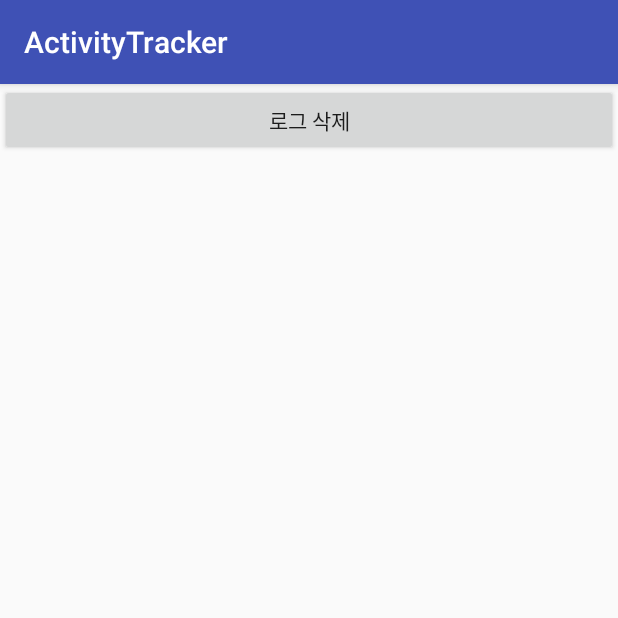
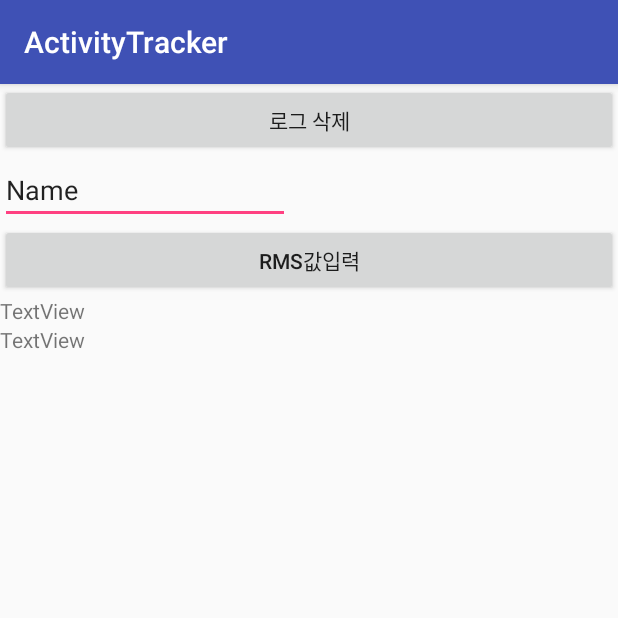
Before and after one commit to bombomb2/ActivityTracker, an Android app: the screen it shows after launch (MainActivity), on a phone screen of 412 x 824 dp, the top half of it. Run offline under Robolectric (Android 15) with nearby library versions, the phone set to English and light mode, and no system bars; pictures from the network do not load.

Commit message:
4.5
움직임 판단후 스텝 시작

```diff
--- a/app/build.gradle
+++ b/app/build.gradle
@@ -4,7 +4,7 @@ android {
     compileSdkVersion 26
     defaultConfig {
         applicationId "com.dasom.activitytracker"
-        minSdkVersion 15
+        minSdkVersion 19
         targetSdkVersion 26
         versionCode 1
         versionName "1.0"
--- a/app/src/main/AndroidManifest.xml
+++ b/app/src/main/AndroidManifest.xml
@@ -27,6 +27,11 @@
             android:name=".IndoorService"
             android:enabled="true"
             android:exported="true"></service>
+        <service
+            android:name=".HSMonitor"></service>
+        <service
+            android:name=".StepCount"></service>
+
     </application>
 
 </manifest>
--- a/app/src/main/java/com/dasom/activitytracker/MainActivity.java
+++ b/app/src/main/java/com/dasom/activitytracker/MainActivity.java
@@ -20,24 +20,53 @@ import android.widget.Button;
 import android.widget.TextView;
 
 public class MainActivity extends AppCompatActivity implements LocationListener {
+    private static final String BROADCAST_ACTION_ACTIVITY = "kr.ac.koreatech.msp.hslocationtracking";
     LocationManager locManager;
     ProximityReceiver receiver_proximity;
     boolean isPermitted = false;
     final int MY_PERMISSIONS_REQUEST = 1;
     Location_out[] location = new Location_out[2];
-    TextView tv_content;
+    TextView tv_content,movingText,step;
     WifiManager wifiManager;
     BroadcastReceiver receiver_text;
     TextFileManager textFileManager;
+    int total_steps;
+    private int steps;
+    StepMonitor moving_check;
+    Intent step_count;
+    private BroadcastReceiver MyStepReceiver = new BroadcastReceiver() {
+        @Override
+        public void onReceive(Context context, Intent intent) {
 
+            if(intent.getAction().equals("kr.ac.koreatech.msp.stepmonitor")) {
+                steps = intent.getIntExtra("steps", 0);
+                total_steps +=steps;
+               step.setText("steps: " + total_steps);
+            }
+            else if(intent.getAction().equals(BROADCAST_ACTION_ACTIVITY)) {
+                boolean moving = intent.getBooleanExtra("moving", false);
+                if(moving) {
+                    movingText.setText("Moving");
+                    startService(step_count);
+                } else {
+                    movingText.setText("NOT Moving");
+                    stopService(step_count);
+                }
+
+            }
+        }
+    };
 
     @Override
     protected void onCreate(Bundle savedInstanceState) {
         super.onCreate(savedInstanceState);
         setContentView(R.layout.activity_main);
+        step_count = new Intent(this , StepCount.class);
         requestRuntimePermission();
-
+        moving_check =  new StepMonitor(getApplicationContext());
         tv_content = (TextView)findViewById(R.id.tv_content);
+        movingText = (TextView)findViewById(R.id.isMoving);
+        step =  (TextView)findViewById(R.id.step);
         Button btn_remove = (Button)findViewById(R.id.btn_remove);
         btn_remove.setOnClickListener(new View.OnClickListener() {
             @Override
@@ -46,7 +75,9 @@ public class MainActivity extends AppCompatActivity implements LocationListener
                 tv_content.setText(textFileManager.load());
             }
         });
-
+        IntentFilter intentFilter = new IntentFilter(BROADCAST_ACTION_ACTIVITY);
+        intentFilter.addAction("kr.ac.koreatech.msp.stepmonitor");
+        registerReceiver(MyStepReceiver, intentFilter);
         textFileManager = new TextFileManager();
 
         locManager = (LocationManager) getSystemService(Context.LOCATION_SERVICE);
--- /dev/null
+++ b/app/src/main/java/com/dasom/activitytracker/StepMonitor.java
@@ -0,0 +1,106 @@
+package com.dasom.activitytracker;
+
+
+
+import android.content.Context;
+import android.hardware.Sensor;
+import android.hardware.SensorEvent;
+import android.hardware.SensorEventListener;
+import android.hardware.SensorManager;
+import android.util.Log;
+
+
+public class StepMonitor implements SensorEventListener {
+    private static final String LOGTAG = "HS_Location_Tracking";
+
+    private Context context;
+    private SensorManager mSensorManager;
+    private Sensor mLinear;
+
+    // 움직임 여부를 나타내는 bool 변수: true이면 움직임, false이면 안 움직임
+    private boolean isMoving;
+
+    // onStart() 호출 이후 onStop() 호출될 때까지 센서 데이터 업데이트 횟수를 저장하는 변수
+    private int sensingCount;
+
+    // 센서 데이터 업데이트 중 움직임으로 판단된 횟수를 저장하는 변수
+    private int movementCount;
+
+    // 움직임 여부를 판단하기 위한 3축 가속도 데이터의 RMS 값의 기준 문턱값
+    private static final double RMS_THRESHOLD = 1.0;
+
+    public StepMonitor(Context context) {
+        this.context = context;
+
+        mSensorManager = (SensorManager)context.getSystemService(Context.SENSOR_SERVICE);
+        mLinear = mSensorManager.getDefaultSensor(Sensor.TYPE_LINEAR_ACCELERATION);
+    }
+
+    public void onStart() {
+        // SensorEventListener 등록
+        if (mLinear != null) {
+            Log.d(LOGTAG, "Register Accel Listener!");
+            mSensorManager.registerListener(this, mLinear, SensorManager.SENSOR_DELAY_GAME);
+        }
+        // 변수 초기화
+        isMoving = false;
+        sensingCount = 0;
+        movementCount = 0;
+    }
+
+    public void onStop() {
+        // SensorEventListener 등록 해제
+        if (mSensorManager != null) {
+            Log.d(LOGTAG, "Unregister Accel Listener!");
+            mSensorManager.unregisterListener(this);
+        }
+    }
+
+    @Override
+    public void onAccuracyChanged(Sensor sensor, int accuracy) {
+    }
+
+    // 센서 데이터가 업데이트 되면 호출
+    @Override
+    public void onSensorChanged(SensorEvent event) {
+        if (event.sensor.getType() == Sensor.TYPE_LINEAR_ACCELERATION) {
+
+            // 센서 업데이트 횟수 증가
+            sensingCount++;
+
+            //***** sensor data collection *****//
+            // event.values 배열의 사본을 만들어서 values 배열에 저장
+            float[] values = event.values.clone();
+
+            // movement detection
+            detectMovement(values);
+        }
+    }
+
+    private void detectMovement(float[] values) {
+        // 현재 업데이트 된 accelerometer x, y, z 축 값의 Root Mean Square 값 계산
+        double rms = Math.sqrt(values[0] * values[0] + values[1] * values[1] + values[2] * values[2]);
+        //Log.d(LOGTAG, "rms: " + rms);
+
+        // 계산한 rms 값을 threshold 값과 비교하여 움직임이면 count 변수 증가
+        if(rms > RMS_THRESHOLD) {
+            movementCount++;
+        }
+    }
+
+    // 일정 시간 동안 움직임 판단 횟수가 센서 업데이트 횟수의 50%를 넘으면 움직임으로 판단
+    public boolean isMoving() {
+        if(sensingCount == 0) {
+            isMoving = false;
+            return isMoving;
+        }
+
+        double ratio = (double)movementCount / (double)sensingCount;
+        if(ratio >= 0.5) {
+            isMoving = true;
+        } else {
+            isMoving = false;
+        }
+        return isMoving;
+    }
+}
--- a/app/src/main/res/layout/activity_main.xml
+++ b/app/src/main/res/layout/activity_main.xml
@@ -13,6 +13,32 @@
         android:layout_height="wrap_content"
         android:text="로그 삭제" />
 
+    <EditText
+        android:id="@+id/editText_rms"
+        android:layout_width="193dp"
+        android:layout_height="wrap_content"
+        android:ems="10"
+        android:inputType="textPersonName"
+        android:text="Name" />
+
+    <Button
+        android:id="@+id/button"
+        android:layout_width="match_parent"
+        android:layout_height="wrap_content"
+        android:text="rms값입력" />
+
+    <TextView
+        android:id="@+id/isMoving"
+        android:layout_width="match_parent"
+        android:layout_height="wrap_content"
+        android:text="TextView" />
+
+    <TextView
+        android:id="@+id/step"
+        android:layout_width="match_parent"
+        android:layout_height="wrap_content"
+        android:text="TextView" />
+
     <TextView
         android:id="@+id/tv_content"
         android:layout_width="match_parent"
--- a/build.gradle
+++ b/build.gradle
@@ -7,7 +7,7 @@ buildscript {
         jcenter()
     }
     dependencies {
-        classpath 'com.android.tools.build:gradle:3.1.1'
+        classpath 'com.android.tools.build:gradle:3.1.3'
 
 
         // NOTE: Do not place your application dependencies here; they belong
```
Also changed, not shown: app/src/main/java/com/dasom/activitytracker/HSMonitor.java (added, +290 -0 lines), app/src/main/java/com/dasom/activitytracker/StepCount.java (added, +157 -0 lines), 2 other files.
